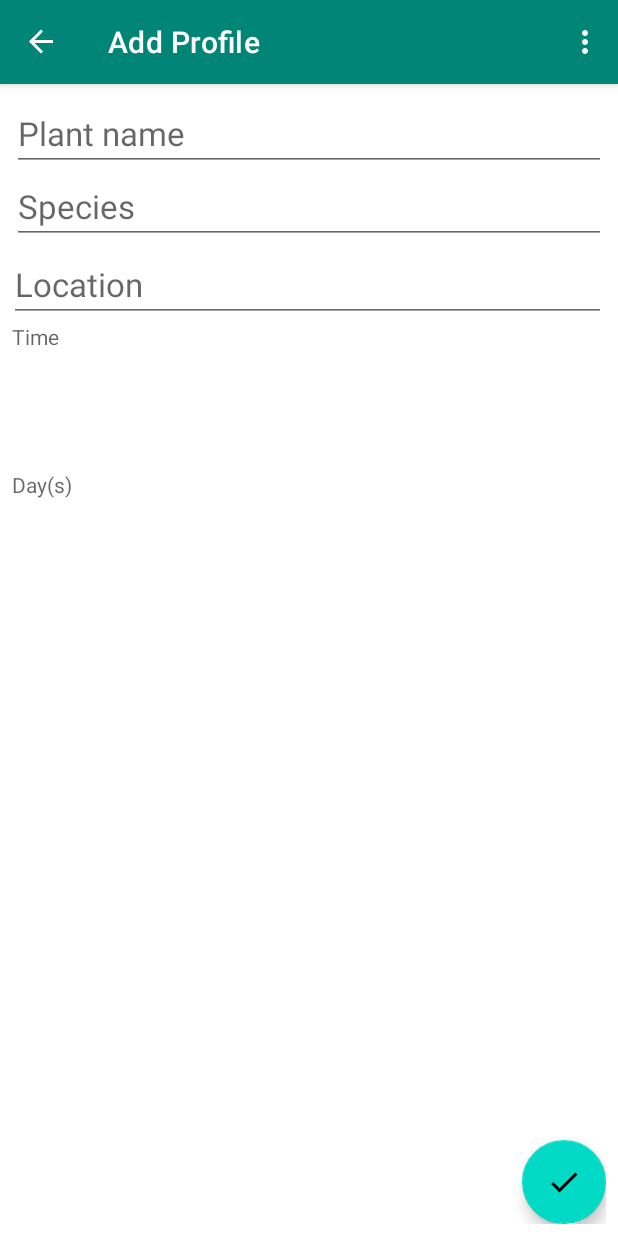
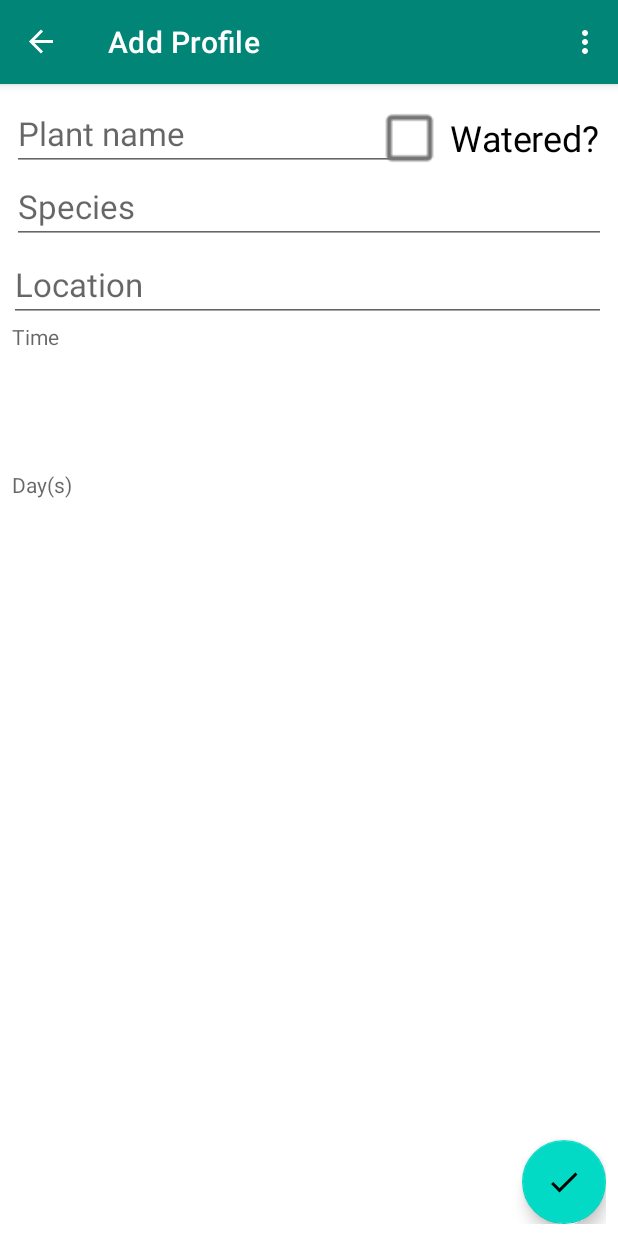
Before and after one commit to smgbx/Plant, an Android app: the AddProfileFragment screen opened through its navigation route, on a phone screen of 412 x 824 dp. Run offline under Robolectric (Android 15) with nearby library versions, the phone set to English and light mode, and no system bars; our stand-ins replace Room's generated code, navigation-ui; 1 statement that could not run was skipped.

Commit message:
Profiles ordered by date. Checkbox added that pushes watered date back.

```diff
--- a/app/src/main/java/com/example/plantv2/alarm/SnoozeReceiver.java
+++ /dev/null
@@ -1,4 +0,0 @@
-package com.example.plantv2.alarm;
-
-public class SnoozeReceiver {
-}
--- a/app/src/main/java/com/example/plantv2/db/Profile.kt
+++ b/app/src/main/java/com/example/plantv2/db/Profile.kt
@@ -10,10 +10,6 @@ data class Profile (
     val name: String,
     val species: String,
     val location: String,
-    //val days: List<String>,
-    //var time: String
-    //val minute: Int,
-    //val hour: Int
     val plantDate: Calendar = Calendar.getInstance()
 ):Serializable{
     @PrimaryKey(autoGenerate = true)
--- a/app/src/main/java/com/example/plantv2/ui/BaseFragment.kt
+++ b/app/src/main/java/com/example/plantv2/ui/BaseFragment.kt
@@ -4,7 +4,6 @@ import android.os.Bundle
 import androidx.fragment.app.Fragment
 import kotlinx.coroutines.CoroutineScope
 import kotlinx.coroutines.Dispatchers
-import kotlinx.coroutines.DisposableHandle
 import kotlinx.coroutines.Job
 import kotlin.coroutines.CoroutineContext
 
--- a/app/src/main/java/com/example/plantv2/ui/HomeFragment.kt
+++ b/app/src/main/java/com/example/plantv2/ui/HomeFragment.kt
@@ -1,12 +1,15 @@
 package com.example.plantv2.ui
 
 
+import android.os.Build
 import android.os.Bundle
 import android.view.LayoutInflater
 import android.view.View
 import android.view.ViewGroup
+import androidx.annotation.RequiresApi
 import androidx.navigation.Navigation
 import com.example.plantv2.R
+import com.example.plantv2.db.Profile
 import com.example.plantv2.db.ProfileDatabase
 import kotlinx.android.synthetic.main.fragment_home.*
 import kotlinx.coroutines.launch
@@ -21,13 +24,16 @@ class HomeFragment : BaseFragment() {
         return inflater.inflate(R.layout.fragment_home, container, false)
     }
 
+    @RequiresApi(Build.VERSION_CODES.O)
     override fun onActivityCreated(savedInstanceState: Bundle?) {
         super.onActivityCreated(savedInstanceState)
 
         launch {
             context?.let {
                 val profiles = ProfileDatabase(it).getProfileDao().getAllProfiles()
-                recycler_view_profiles.adapter = ProfileAdapter(profiles)
+                // Sorts profiles from last watered by date
+                val dateComparator = compareBy<Profile> {it.plantDate.timeInMillis}
+                recycler_view_profiles.adapter = ProfileAdapter(profiles.sortedWith(dateComparator))
             }
 
         }
--- a/app/src/main/java/com/example/plantv2/ui/ProfileAdapter.kt
+++ b/app/src/main/java/com/example/plantv2/ui/ProfileAdapter.kt
@@ -39,10 +39,6 @@ class ProfileAdapter(private val profiles : List<Profile>) : RecyclerView.Adapte
             action.profile = profiles[position]
             Navigation.findNavController(it).navigate(action)
         }
-
-        holder.view.checkBoxAdministered.setOnClickListener {
-            holder.view.checkBoxAdministered.isChecked
-        }
     }
     // Return the size of your dataset (invoked by the layout manager)
     override fun getItemCount() = profiles.size
--- a/app/src/main/res/layout/fragment_add_profile.xml
+++ b/app/src/main/res/layout/fragment_add_profile.xml
@@ -6,23 +6,36 @@
     android:layout_height="match_parent"
     tools:context=".ui.AddProfileFragment">
 
+    <LinearLayout
+        android:layout_width="match_parent"
+        android:layout_height="wrap_content"
+        android:id="@+id/linear_layout">
+
     <EditText
         android:id="@+id/edit_text_name"
-        android:layout_width="match_parent"
         android:layout_height="wrap_content"
-        android:layout_alignParentStart="true"
-        android:layout_alignParentTop="true"
-        android:layout_marginStart="0dp"
-
+        android:layout_width="wrap_content"
         android:hint="@string/name"
         android:inputType="text"
-        android:textAppearance="@style/TextAppearance.AppCompat.Large" />
+        android:layout_weight="0.6"
+        android:textAppearance="@style/TextAppearance.AppCompat.Large"/>
+
+        <CheckBox
+            android:id="@+id/checkBoxAdministered"
+            android:layout_width="wrap_content"
+            android:layout_height="wrap_content"
+            android:layout_weight="0.1"
+            android:background="@null"
+            android:scaleX="1.70"
+            android:scaleY="1.70"
+            android:text="@string/not_watered" />
+    </LinearLayout>
 
     <EditText
         android:id="@+id/edit_text_species"
         android:layout_width="match_parent"
         android:layout_height="wrap_content"
-        android:layout_below="@id/edit_text_name"
+        android:layout_below="@id/linear_layout"
         android:layout_alignParentStart="true"
         android:layout_marginStart="0dp"
         android:layout_marginTop="-1dp"
@@ -71,15 +84,6 @@
         android:hint="@string/days"
         android:layout_below="@+id/buttonTime"/>
 
-    <!-- <TextView
-        android:id="@+id/linearLayoutDates"
-        android:layout_width="match_parent"
-        android:layout_height="wrap_content"
-        android:orientation="vertical"
-        android:paddingTop="8dp"
-        android:paddingBottom="8dp"
-        android:layout_below="@+id/edit_days"/> -->
-
     <Button
         android:id="@+id/buttonDate"
         style="@style/Widget.AppCompat.Button.Borderless.Colored"
@@ -93,21 +97,15 @@
         android:text="@string/select_day"
         android:layout_below="@id/edit_days"/>
 
-    <!-- <CalendarView
-        android:id="@+id/calendarView"
-        android:layout_width="wrap_content"
-        android:layout_height="wrap_content"
-        android:layout_centerHorizontal="true"
-        android:layout_below="@id/linearLayoutDates"/> -->
-
     <com.google.android.material.floatingactionbutton.FloatingActionButton
         android:id="@+id/button_save"
         android:layout_width="wrap_content"
         android:layout_height="wrap_content"
-        android:layout_alignParentRight="true"
+        android:layout_alignParentEnd="true"
         android:layout_alignParentBottom="true"
         android:clickable="true"
         android:src="@drawable/ic_check_black_24dp"
-        android:tint="@android:color/black" />
+        android:tint="@android:color/black"
+        android:focusable="true" />
 
 </RelativeLayout>
```
Also changed, not shown: app/src/main/java/com/example/plantv2/alarm/NotificationHelper.kt (deleted, +0 -68 lines), app/src/main/java/com/example/plantv2/alarm/TimePickerFragment.kt (deleted, +0 -32 lines), app/src/main/java/com/example/plantv2/ui/AddProfileFragment.kt (+20 -7 lines), app/src/main/res/layout/fragment_home.xml (+9 -0 lines), app/src/main/res/layout/profile_layout.xml (+0 -8 lines), app/src/main/res/values/strings.xml (+2 -10 lines).
